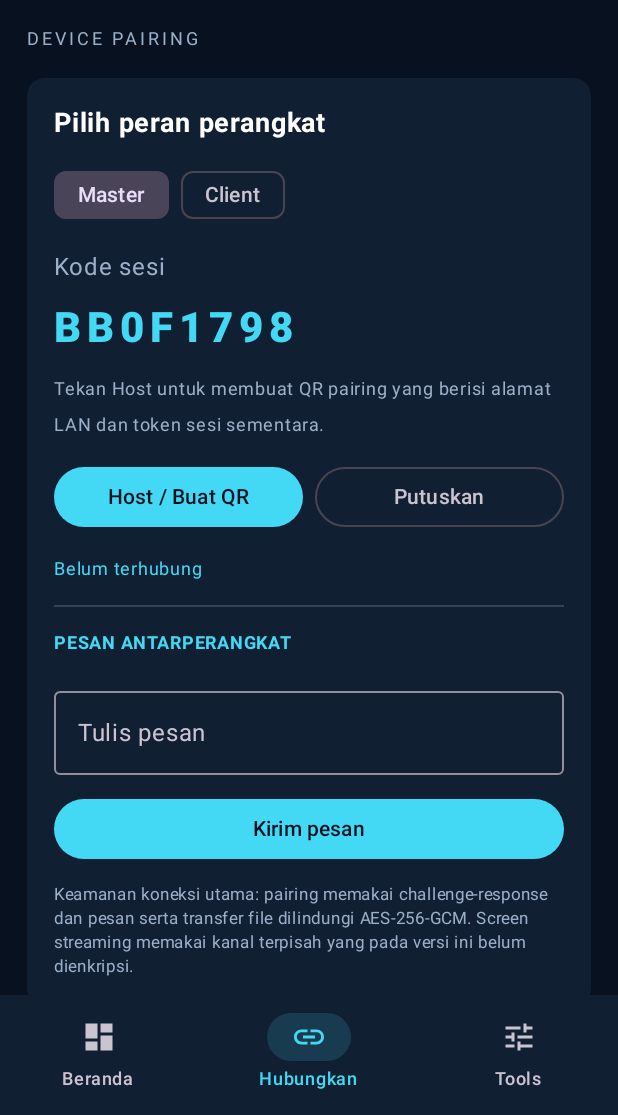
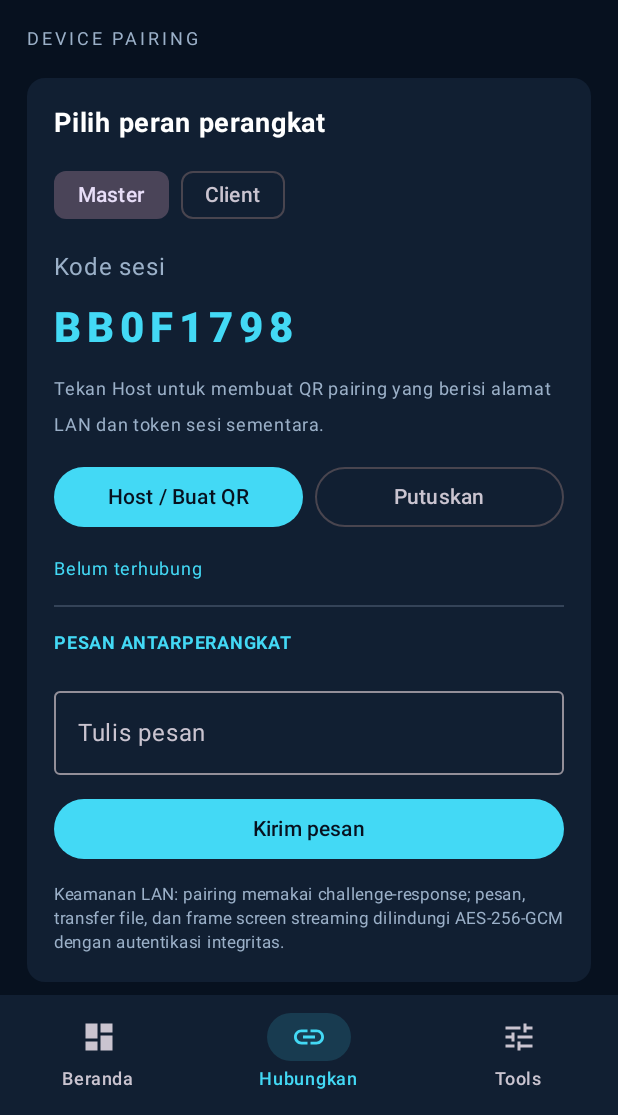
Before and after one commit to suksesjt12-source/Project-Infinit, an Android app built with Jetpack Compose: the screen it shows after launch (MainActivity), item 2 of the bottom bar chosen, on a phone screen of 412 x 824 dp, the part 121-1236 px from its top. Run offline under Robolectric (Android 15) with nearby library versions, the phone set to English and light mode, and no system bars.

Commit message:
Update screen stream security information

```diff
--- a/app/src/main/java/com/infinity/dual/MainActivity.kt
+++ b/app/src/main/java/com/infinity/dual/MainActivity.kt
@@ -636,7 +636,7 @@ fun InfinityApp() {
                                     messages.takeLast(6).forEach { Text(it, color = Muted, fontSize = 12.sp) }
 
                                     Text(
-                                        "Keamanan koneksi utama: pairing memakai challenge-response dan pesan serta transfer file dilindungi AES-256-GCM. Screen streaming memakai kanal terpisah yang pada versi ini belum dienkripsi.",
+                                        "Keamanan LAN: pairing memakai challenge-response; pesan, transfer file, dan frame screen streaming dilindungi AES-256-GCM dengan autentikasi integritas.",
                                         color = Muted,
                                         fontSize = 11.sp,
                                         lineHeight = 16.sp
@@ -745,7 +745,7 @@ private fun ScreenStreamCard(
                 Text("HP Master menerima layar dari Client setelah QR pairing aktif. Tekan Stop dari HP Client untuk mengakhiri.", color = Muted, fontSize = 11.sp)
             }
             Text(status, color = Cyan, fontSize = 12.sp)
-            Text("Android menampilkan dialog izin dan notifikasi permanen selama capture. Konten layar ditransmisikan melalui LAN dan belum dienkripsi. Audio belum disertakan.", color = Muted, fontSize = 11.sp, lineHeight = 16.sp)
+            Text("Android menampilkan dialog izin dan notifikasi permanen selama capture. Frame layar dienkripsi AES-GCM saat dikirim melalui LAN. Audio belum disertakan.", color = Muted, fontSize = 11.sp, lineHeight = 16.sp)
         }
     }
 }
```
